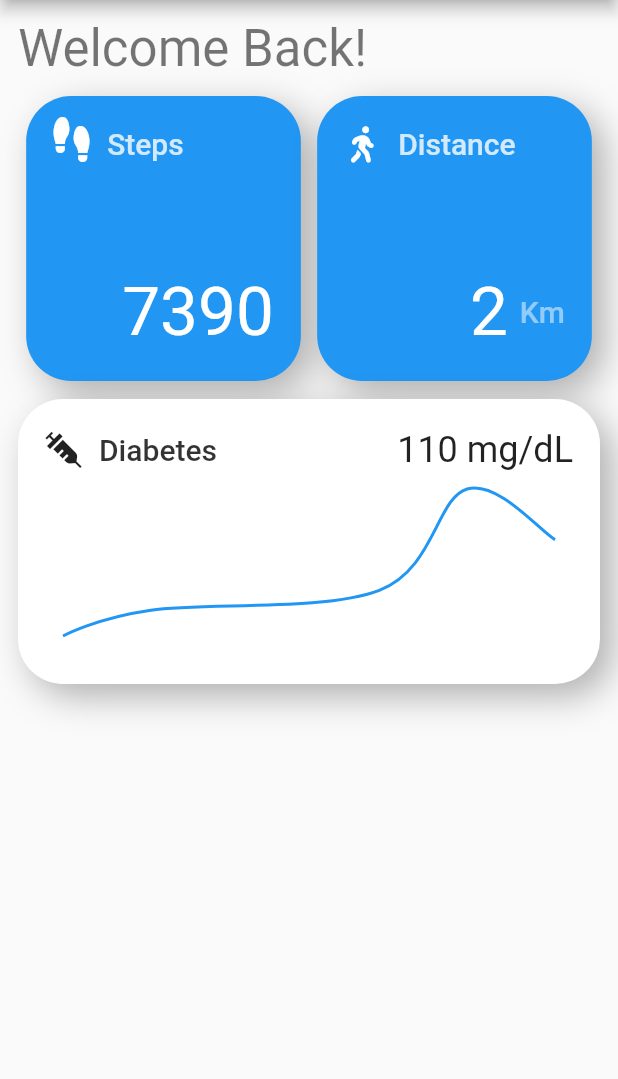
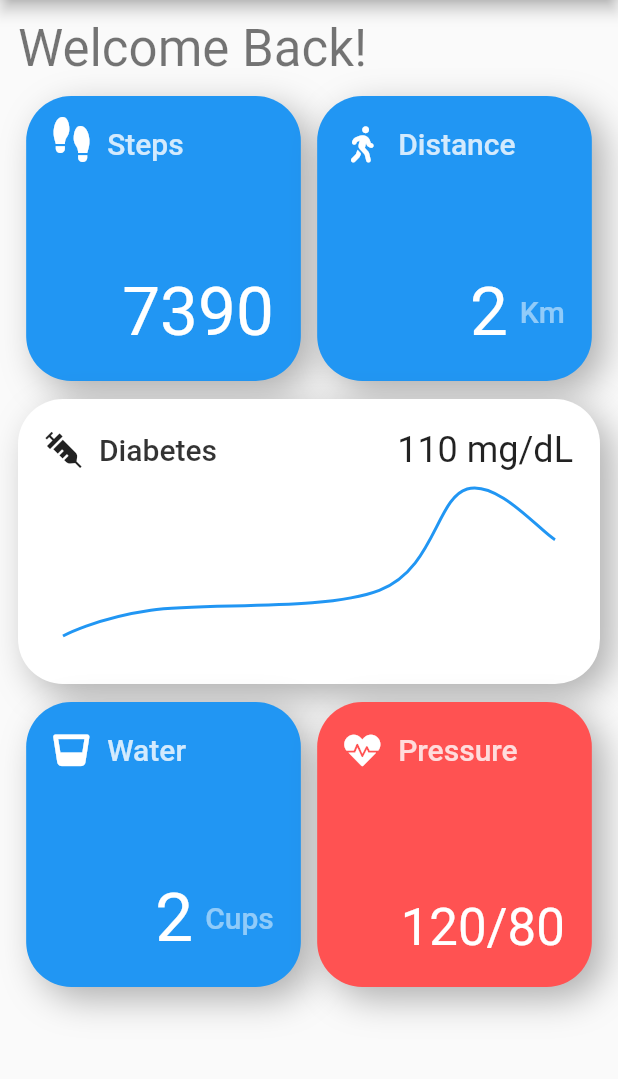
Before and after one commit to SumayaSiddique/Care_4_U_project, a Flutter app: the screen it shows once a user with an empty profile is signed in, on a phone screen of 412 x 824 dp, the part 84-1163 px from its top. Run offline on Flutter 3.47's test engine with Material 2 defaults, Android fonts, the phone set to English and light mode, and no system bars; drawn by our look-alikes of fl_chart; our stand-ins replace cloud_firestore, firebase_auth, firebase_core, flutter_svg, font_awesome_flutter, lottie and 1 more; accounts and stored records are empty; Roboto replaces fonts that are missing (SF Pro Rounded).

Commit message:
Water and Pressure added

```diff
--- a/care_4_u_project/lib/Screens/Home/HomeView.dart
+++ b/care_4_u_project/lib/Screens/Home/HomeView.dart
@@ -46,7 +46,10 @@ class HomeView extends StatelessWidget {
                   HomeMediumCard(
                     size: size,
                     theme: theme,
-                    title: "7390",
+                    title: Text(
+                      "7390",
+                      style: theme.headline3!.apply(color: Colors.white),
+                    ),
                     subtitle: "Steps",
                     icon: RotatedBox(
                       quarterTurns: 3,
@@ -60,7 +63,10 @@ class HomeView extends StatelessWidget {
                   HomeMediumCard(
                     size: size,
                     theme: theme,
-                    title: "2",
+                    title: Text(
+                      "2",
+                      style: theme.headline3!.apply(color: Colors.white),
+                    ),
                     subtitle: "Distance",
                     icon: Icon(
                       FontAwesomeIcons.walking,
@@ -97,6 +103,39 @@ class HomeView extends StatelessWidget {
                     ),
                   ],
                 ),
+              ),
+              Row(
+                mainAxisAlignment: MainAxisAlignment.spaceAround,
+                children: [
+                  HomeMediumCard(
+                    size: size,
+                    theme: theme,
+                    title: Text(
+                      "2",
+                      style: theme.headline3!.apply(color: Colors.white),
+                    ),
+                    subtitle: "Water",
+                    icon: Icon(
+                      FontAwesomeIcons.glassWhiskey,
+                      color: Colors.white,
+                    ),
+                    caption: "Cups",
+                  ),
+                  HomeMediumCard(
+                    size: size,
+                    theme: theme,
+                    title: Text(
+                      "120/80",
+                      style: theme.headline4!.apply(color: Colors.white),
+                    ),
+                    subtitle: "Pressure",
+                    icon: Icon(
+                      FontAwesomeIcons.heartbeat,
+                      color: Colors.white,
+                    ),
+                    color: Colors.redAccent,
+                  ),
+                ],
               ),
             ],
           ),
@@ -234,16 +273,18 @@ class HomeMediumCard extends StatelessWidget {
     required this.theme,
     required this.title,
     required this.subtitle,
-    required this.caption,
+    this.caption,
     required this.icon,
+    this.color,
   }) : super(key: key);
 
   final Size size;
   final TextTheme theme;
-  final String title;
+  final Widget title;
   final String subtitle;
   final String? caption;
   final Widget icon;
+  final Color? color;
 
   @override
   Widget build(BuildContext context) {
@@ -251,7 +292,7 @@ class HomeMediumCard extends StatelessWidget {
       height: 190,
       width: size.width / 2.25,
       decoration: BoxDecoration(
-        color: Colors.blue,
+        color: color ?? Colors.blue,
         borderRadius: BorderRadius.circular(30),
         boxShadow: [
           BoxShadow(
@@ -291,10 +332,7 @@ class HomeMediumCard extends StatelessWidget {
               crossAxisAlignment: CrossAxisAlignment.center,
               children: [
                 Flexible(
-                  child: Text(
-                    title,
-                    style: theme.headline3!.apply(color: Colors.white),
-                  ),
+                  child: title,
                 ),
                 if (caption != null)
                   Padding(
```
